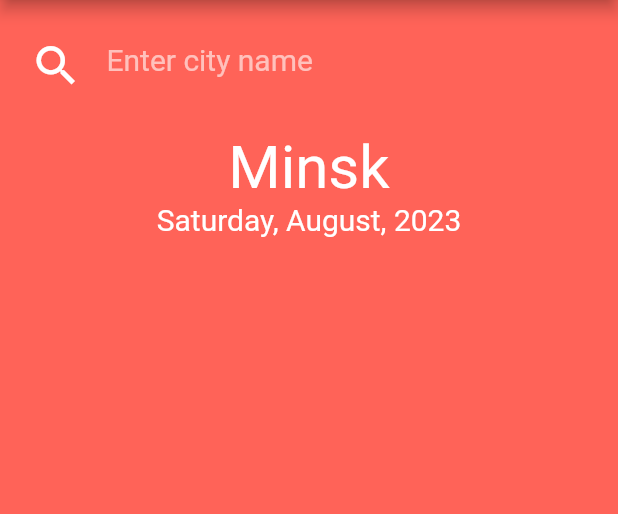
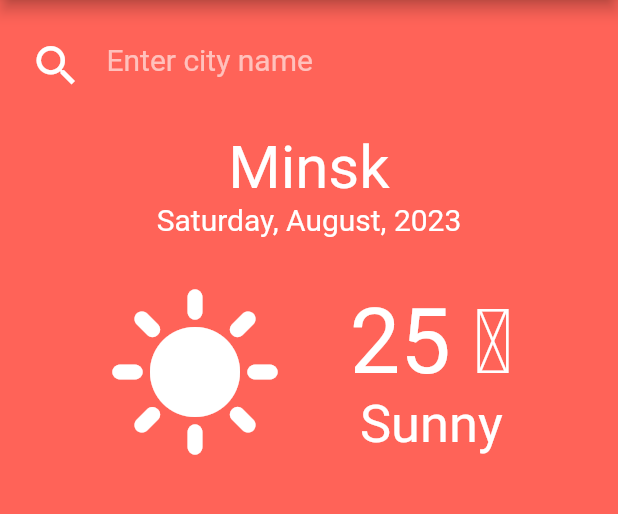
Before and after one commit to Polinaphlej02/weather_app, a Flutter app: the screen it shows after launch, on a phone screen of 412 x 824 dp, the part 84-598 px from its top. Run offline on Flutter 3.47's test engine with Material 2 defaults, Android fonts, the phone set to English and light mode, and no system bars.

Commit message:
Added weather details

```diff
--- a/weather/lib/main.dart
+++ b/weather/lib/main.dart
@@ -34,7 +34,9 @@ Column _bodyBuilding() {
         padding: EdgeInsets.all(20),
         child: _textFieldWidget(),
       ),
-      _cityDetail()
+      _cityDetail(),
+      SizedBox(height: 30,),
+      Padding(padding: EdgeInsets.only(left: 70, right: 70),child: _weatherDetail(),),
     ],
   );
 }
@@ -67,3 +69,16 @@ Column _cityDetail() {
     ],
   );
 }
+
+Row _weatherDetail() {
+  return Row(
+    mainAxisAlignment: MainAxisAlignment.spaceBetween,
+    children: [
+      const Icon(Icons.sunny, size: 120, color: Colors.white,),
+      Column( children: const [
+        Text("25 ℃", style: TextStyle(fontSize: 60, color: Colors.white),),
+        Text('Sunny', style: TextStyle(fontSize: 35, color: Colors.white),)
+      ],)
+    ],
+  );
+}
```
